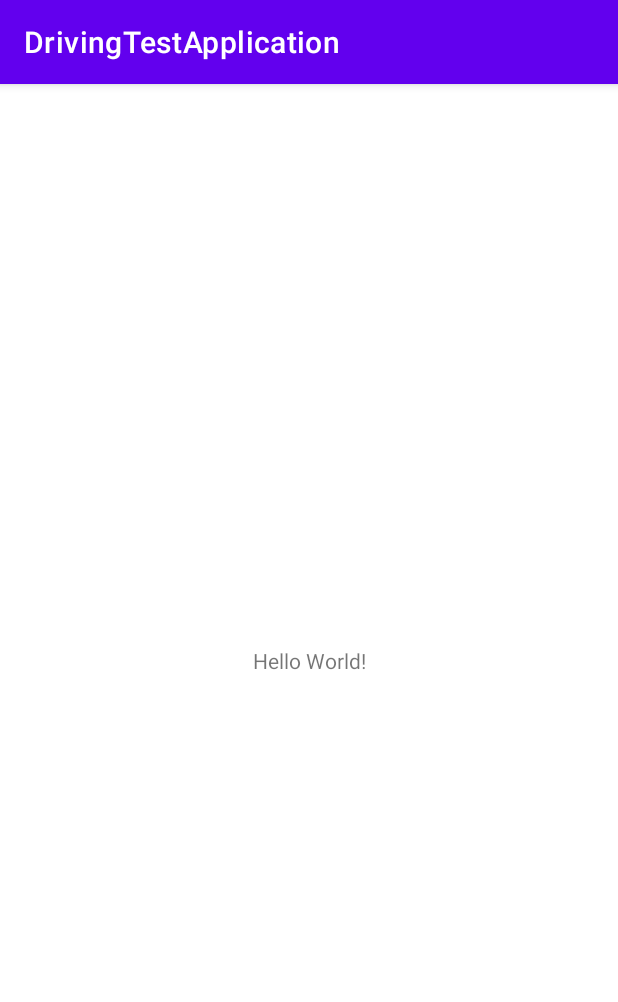
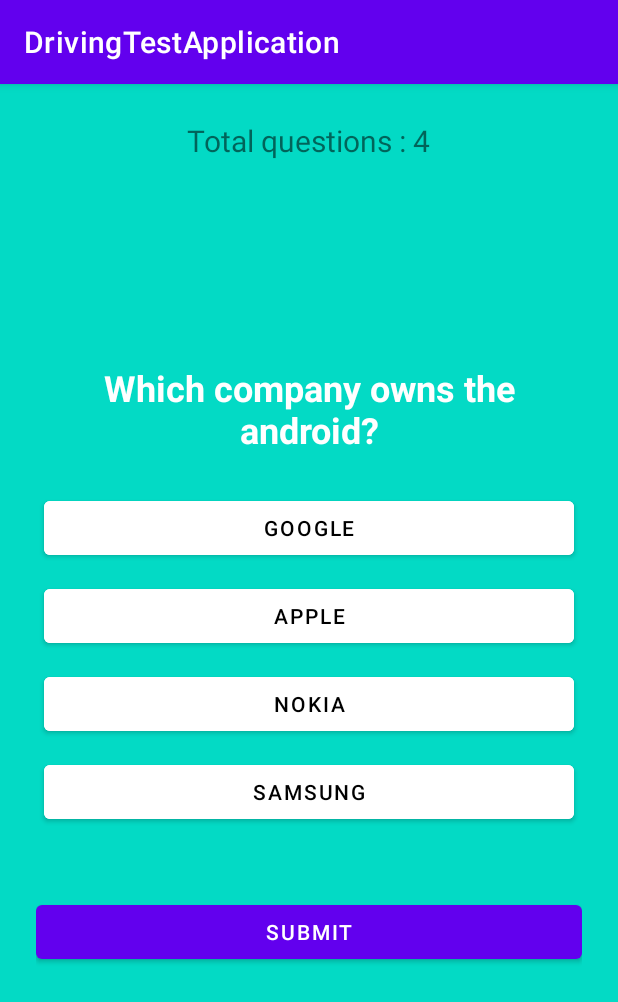
Before and after one commit to VishVenu/Android_DrivingTest, an Android app: the screen it shows after launch (MainActivity), on a phone screen of 412 x 824 dp. Shown: the top 1002 px of the screen. Run offline under Robolectric (Android 15) with nearby library versions, the light colour scheme and no system bars.

Commit message:
Basic quiz application

```diff
--- a/app/src/main/java/com/example/drivingtestapplication/MainActivity.java
+++ b/app/src/main/java/com/example/drivingtestapplication/MainActivity.java
@@ -1,14 +1,118 @@
 package com.example.drivingtestapplication;
+
 
 import androidx.appcompat.app.AppCompatActivity;
 
+import android.app.AlertDialog;
+import android.graphics.Color;
 import android.os.Bundle;
+import android.view.View;
+import android.widget.Button;
+import android.widget.TextView;
 
-public class MainActivity extends AppCompatActivity {
+public class MainActivity extends AppCompatActivity implements View.OnClickListener{
+
+    TextView totalQuestionsTextView;
+    TextView questionTextView;
+    Button ansA, ansB, ansC, ansD;
+    Button submitBtn;
+
+    int score=0;
+    int totalQuestion = QuestionAnswer.question.length;
+    int currentQuestionIndex = 0;
+    String selectedAnswer = "";
 
     @Override
     protected void onCreate(Bundle savedInstanceState) {
         super.onCreate(savedInstanceState);
         setContentView(R.layout.activity_main);
+
+        totalQuestionsTextView = findViewById(R.id.total_question);
+        questionTextView = findViewById(R.id.question);
+        ansA = findViewById(R.id.ans_A);
+        ansB = findViewById(R.id.ans_B);
+        ansC = findViewById(R.id.ans_C);
+        ansD = findViewById(R.id.ans_D);
+        submitBtn = findViewById(R.id.submit_btn);
+
+        ansA.setOnClickListener(this);
+        ansB.setOnClickListener(this);
+        ansC.setOnClickListener(this);
+        ansD.setOnClickListener(this);
+        submitBtn.setOnClickListener(this);
+
+        totalQuestionsTextView.setText("Total questions : "+totalQuestion);
+
+        loadNewQuestion();
+
+
+
+
     }
+
+    @Override
+    public void onClick(View view) {
+
+        ansA.setBackgroundColor(Color.WHITE);
+        ansB.setBackgroundColor(Color.WHITE);
+        ansC.setBackgroundColor(Color.WHITE);
+        ansD.setBackgroundColor(Color.WHITE);
+
+        Button clickedButton = (Button) view;
+        if(clickedButton.getId()==R.id.submit_btn){
+            if(selectedAnswer.equals(QuestionAnswer.correctAnswers[currentQuestionIndex])){
+                score++;
+            }
+            currentQuestionIndex++;
+            loadNewQuestion();
+
+
+        }else{
+            //choices button clicked
+            selectedAnswer  = clickedButton.getText().toString();
+            clickedButton.setBackgroundColor(Color.MAGENTA);
+
+        }
+
+    }
+
+    void loadNewQuestion(){
+
+        if(currentQuestionIndex == totalQuestion ){
+            finishQuiz();
+            return;
+        }
+
+        questionTextView.setText(QuestionAnswer.question[currentQuestionIndex]);
+        ansA.setText(QuestionAnswer.choices[currentQuestionIndex][0]);
+        ansB.setText(QuestionAnswer.choices[currentQuestionIndex][1]);
+        ansC.setText(QuestionAnswer.choices[currentQuestionIndex][2]);
+        ansD.setText(QuestionAnswer.choices[currentQuestionIndex][3]);
+
+    }
+
+    void finishQuiz(){
+        String passStatus = "";
+        if(score > totalQuestion*0.60){
+            passStatus = "Passed";
+        }else{
+            passStatus = "Failed";
+        }
+
+        new AlertDialog.Builder(this)
+                .setTitle(passStatus)
+                .setMessage("Score is "+ score+" out of "+ totalQuestion)
+                .setPositiveButton("Restart",(dialogInterface, i) -> restartQuiz() )
+                .setCancelable(false)
+                .show();
+
+
+    }
+
+    void restartQuiz(){
+        score = 0;
+        currentQuestionIndex =0;
+        loadNewQuestion();
+    }
+
 }
--- /dev/null
+++ b/app/src/main/java/com/example/drivingtestapplication/QuestionAnswer.java
@@ -0,0 +1,27 @@
+package com.example.drivingtestapplication;
+
+
+public class QuestionAnswer {
+
+    public static String question[] ={
+            "Which company owns the android?",
+            "Which one is not the programming language?",
+            "Where you are watching this video?",
+            "Which company owns the Apple?"
+    };
+
+    public static String choices[][] = {
+            {"Google","Apple","Nokia","Samsung"},
+            {"Java","Kotlin","Notepad","Python"},
+            {"Facebook","Whatsapp","Instagram","Youtube"},
+            {"Google","Apple","Nokia","Samsung"}
+    };
+
+    public static String correctAnswers[] = {
+            "Google",
+            "Notepad",
+            "Youtube",
+            "Apple"
+    };
+
+}
--- a/app/src/main/res/layout/activity_main.xml
+++ b/app/src/main/res/layout/activity_main.xml
@@ -1,18 +1,87 @@
 <?xml version="1.0" encoding="utf-8"?>
-<androidx.constraintlayout.widget.ConstraintLayout xmlns:android="http://schemas.android.com/apk/res/android"
+<RelativeLayout xmlns:android="http://schemas.android.com/apk/res/android"
     xmlns:app="http://schemas.android.com/apk/res-auto"
     xmlns:tools="http://schemas.android.com/tools"
     android:layout_width="match_parent"
     android:layout_height="match_parent"
+    android:background="@color/teal_200"
+    android:padding="24dp"
     tools:context=".MainActivity">
 
     <TextView
         android:layout_width="wrap_content"
         android:layout_height="wrap_content"
-        android:text="Hello World!"
-        app:layout_constraintBottom_toBottomOf="parent"
-        app:layout_constraintEnd_toEndOf="parent"
-        app:layout_constraintStart_toStartOf="parent"
-        app:layout_constraintTop_toTopOf="parent" />
+        android:id="@+id/total_question"
+        android:text="Total Questions "
+        android:layout_centerHorizontal="true"
+        android:textSize="20dp"/>
 
-</androidx.constraintlayout.widget.ConstraintLayout>
+
+    <TextView
+        android:layout_width="match_parent"
+        android:layout_height="wrap_content"
+        android:id="@+id/question"
+        android:textStyle="bold"
+        android:text="This will be the question"
+        android:textColor="@color/white"
+        android:textSize="24dp"
+        android:textAlignment="center"
+        android:layout_margin="20dp"
+        android:layout_above="@id/choices_layout"/>
+
+
+    <LinearLayout
+        android:layout_width="match_parent"
+        android:layout_height="wrap_content"
+        android:id="@+id/choices_layout"
+        android:layout_centerInParent="true"
+        android:orientation="vertical">
+
+        <Button
+            android:layout_width="match_parent"
+            android:layout_height="wrap_content"
+            android:id="@+id/ans_A"
+            android:layout_margin="5dp"
+            android:backgroundTint="@color/white"
+            android:text="Ans A"
+            android:textColor="@color/black"/>
+
+        <Button
+            android:layout_width="match_parent"
+            android:layout_height="wrap_content"
+            android:id="@+id/ans_B"
+            android:layout_margin="5dp"
+            android:backgroundTint="@color/white"
+            android:text="Ans B"
+            android:textColor="@color/black"/>
+
+        <Button
+            android:layout_width="match_parent"
+            android:layout_height="wrap_content"
+            android:id="@+id/ans_C"
+            android:layout_margin="5dp"
+            android:backgroundTint="@color/white"
+            android:text="Ans C"
+            android:textColor="@color/black"/>
+        <Button
+            android:layout_width="match_parent"
+            android:layout_height="wrap_content"
+            android:id="@+id/ans_D"
+            android:layout_margin="5dp"
+            android:backgroundTint="@color/white"
+            android:text="Ans D"
+            android:textColor="@color/black"/>
+
+    </LinearLayout>
+
+    <Button
+        android:layout_width="match_parent"
+        android:layout_height="wrap_content"
+        android:id="@+id/submit_btn"
+        android:text="Submit"
+        android:layout_below="@id/choices_layout"
+        android:layout_marginTop="40dp"/>
+
+
+
+</RelativeLayout>
```
